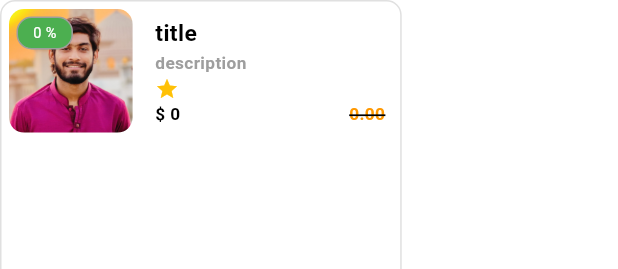
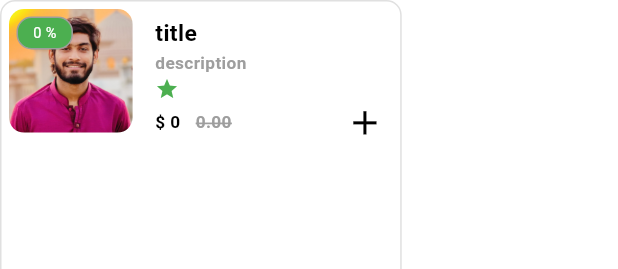
Before and after one commit to Tanjid470/6amTech, a Flutter app: the FoodCampaignCard widget shown alone on an empty page, opened directly, on a phone screen of 412 x 824 dp. Shown: the top 269 px of the screen. Run offline on Flutter 3.47's test engine with Material 3 defaults, Android fonts, the light colour scheme and no system bars; our stand-ins replace cached_network_image, carousel_slider, dio, flutter_smart_dialog, get, pretty_dio_logger and 2 more; network calls fail.

Commit message:
[REFACTOR]: Improve food campaign card UI

```diff
--- a/lib/feature/onboard/presentation/screens/widget/food_campaign_card.dart
+++ b/lib/feature/onboard/presentation/screens/widget/food_campaign_card.dart
@@ -126,8 +126,10 @@ class FoodCampaignCard extends StatelessWidget {
                   ),
                   randomStarRow(),
                   Row(
+                    mainAxisAlignment: MainAxisAlignment.spaceBetween,
+                    children: [
+                      Row(
                         spacing: 3,
-                    mainAxisAlignment: MainAxisAlignment.spaceBetween,
                         crossAxisAlignment: CrossAxisAlignment.center,
                         children: [
                           Text(
@@ -145,12 +147,15 @@ class FoodCampaignCard extends StatelessWidget {
                             style: TextStyle(
                               fontSize: TextSize.font12(context),
                               fontWeight: FontWeight.bold,
-                          color: Colors.orange,
+                              color: Colors.grey,
                               decoration: TextDecoration.lineThrough,
-                          decorationColor: Colors.black,
+                              decorationColor: Colors.grey,
                               decorationThickness: 2,
                             ),
                           ),
+                        ],
+                      ),
+                      Icon(Icons.add,color: AppColors.black,size: TextSize.font28(context))
                     ],
                   ),
                 ],
@@ -169,7 +174,7 @@ class FoodCampaignCard extends StatelessWidget {
     return Row(
       children: List.generate(
         starCount,
-            (index) => const Icon(Icons.star, color: Colors.amber, size: 16),
+            (index) => const Icon(Icons.star, color: Colors.green, size: 16),
       ),
     );
   }
```
Lines whose indentation alone changed are shown as unchanged.
